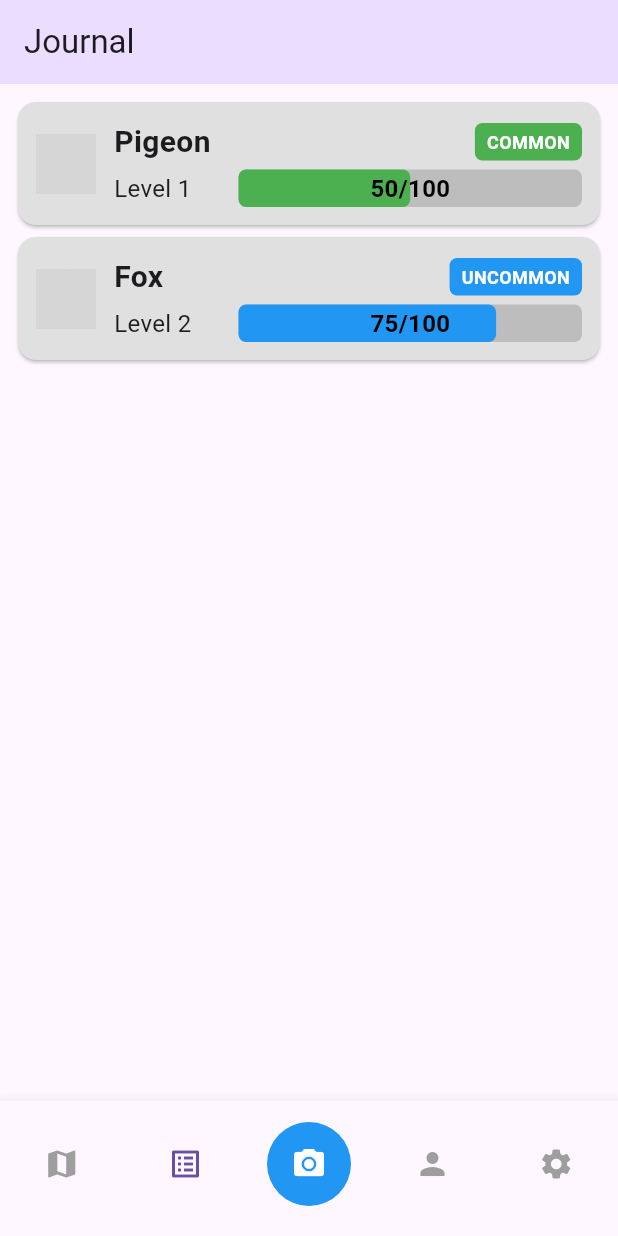
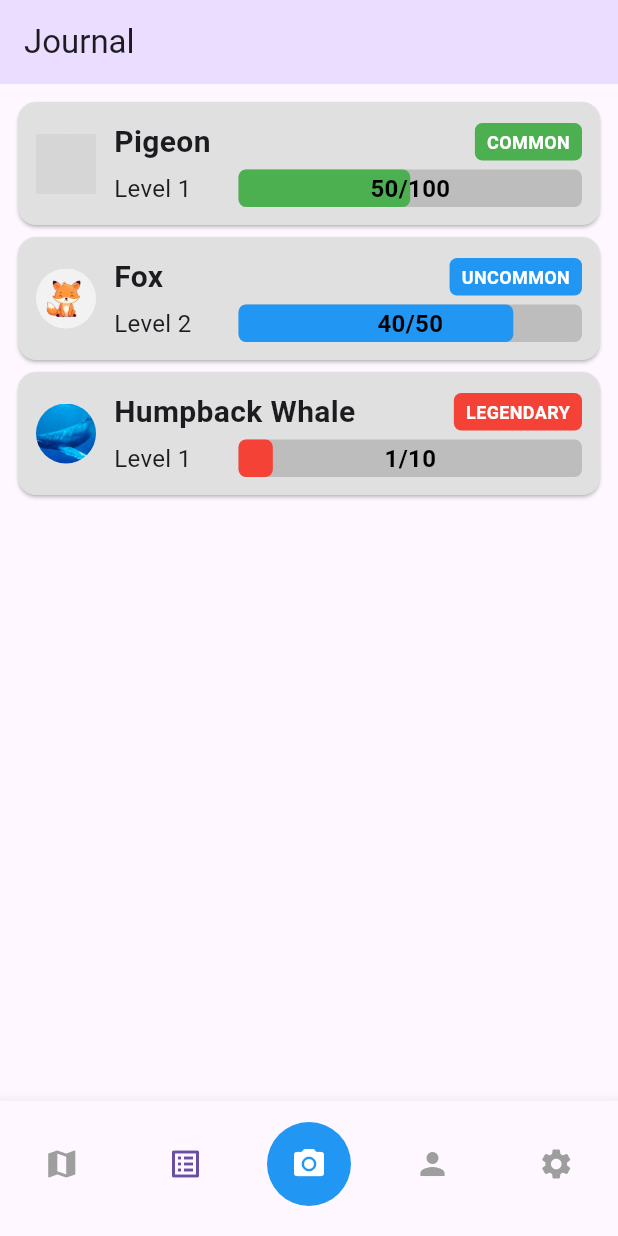
Before and after one commit to ImBit/Bath-Hack-25, a Flutter app: the JournalView screen opened directly, on a phone screen of 412 x 824 dp. Run offline on Flutter 3.47's test engine with Material 3 defaults, Android fonts, the phone set to English and light mode, and no system bars; our stand-ins replace camera, cloud_firestore, firebase_core, flutter_map, flutter_markdown_plus, geolocator and 2 more; missing offline and left inert: flutter_file_dialog; accounts and stored records are empty; network calls fail; grey boxes are pictures that could not be loaded.

Commit message:
Journal again

```diff
--- a/lib/screens/journal_screen.dart
+++ b/lib/screens/journal_screen.dart
@@ -27,7 +27,7 @@ const rarityStrings = {
 
 class JournalEntry {
   final String name;
-  final String imageUrl;
+  final ImageProvider<Object> image;
   final String level;
   final int currentProgress;
   final int maxProgress;
@@ -36,7 +36,7 @@ class JournalEntry {
 
   JournalEntry({
     required this.name,
-    required this.imageUrl,
+    required this.image,
     required this.level,
     required this.currentProgress,
     required this.maxProgress,
@@ -56,8 +56,8 @@ class _JournalViewState extends State<JournalView> {
   final List<JournalEntry> entries = [
     JournalEntry(
         name: 'Pigeon',
-        imageUrl:
-            'https://static.vecteezy.com/system/resources/previews/010/345/372/non_2x/pigeon-bird-color-icon-illustration-vector.jpg',
+        image:
+            const NetworkImage('https://static.vecteezy.com/system/resources/previews/010/345/372/non_2x/pigeon-bird-color-icon-illustration-vector.jpg'),
         level: 'Level 1',
         currentProgress: 50,
         maxProgress: 100,
@@ -66,14 +66,24 @@ class _JournalViewState extends State<JournalView> {
             'Feared by crumbs, respected by couriers, the **rock pigeon** (*Columba livia*) is a master of the urban biome. Descended from wild cliff-dwelling ancestors, it now commands the skies of cityscapes worldwide, nesting on ledges and high-rises as if they were ancient seaside cliffs.\n\nWith a built-in biological compass, it can sense Earth’s magnetic fields and the position of the sun, allowing it to navigate home from over 1,000 miles away—a skill so precise, humans once relied on it in war.'),
     JournalEntry(
         name: 'Fox',
-        imageUrl:
-            'https://banner2.cleanpng.com/20230504/liw/transparent-fox-cute-fox-little-fox-cute-cartoon-1711145904475.webp',
+        image:
+            const AssetImage('assets/fox.webp'),
         level: 'Level 2',
-        currentProgress: 75,
-        maxProgress: 100,
+        currentProgress: 40,
+        maxProgress: 50,
         rarity: Rarity.uncommon,
         description:
             'Slinking through twilight like a living shadow, the **red fox** (*Vulpes vulpes*) is nature\'s stealth specialist. With ears fine-tuned to the rustle of a mouse beneath snow and paws padded for silent pursuit, it hunts with uncanny precision—sometimes leaping high into the air to pounce with acrobatic flair.\n\nFound from Arctic tundra to suburban sprawl, this adaptable creature has the widest range of any wild canid, thriving anywhere stealth and cunning can earn a meal.'),
+    JournalEntry(
+        name: 'Humpback Whale',
+        image:
+            const AssetImage('assets/whale.jpg'),
+        level: 'Level 1',
+        currentProgress: 1,
+        maxProgress: 10,
+        rarity: Rarity.legendary,
+        description:
+            'Gliding through the ocean\'s blue vastness, the **humpback whale** (*Megaptera novaeangliae*) is a leviathan with the soul of a singer. Its eerie, echoing songs can travel hundreds of miles underwater, weaving patterns that may help with navigation, communication, or even courtship.\n\nEach year, it migrates vast distances—up to 16,000 miles round trip—guided by instinct alone. Despite weighing as much as a school bus, it breaches in spectacular arcs, a creature of both power and grace.')
     // Add more entries as needed
   ];
 
@@ -234,7 +244,7 @@ class AnimalDetails extends StatelessWidget {
       children: [
         CircleAvatar(
           radius: 20,
-          backgroundImage: NetworkImage(entry.imageUrl),
+          backgroundImage: entry.image,
         ),
         const SizedBox(width: 12),
         Expanded(
--- a/pubspec.yaml
+++ b/pubspec.yaml
@@ -38,3 +38,5 @@ flutter:
   # Add assets if needed
   assets:
     - assets/pigeon.webp
+    - assets/fox.webp
+    - assets/whale.jpg
```
Also changed, not shown: assets/fox.webp (added), assets/whale.jpg (added).
